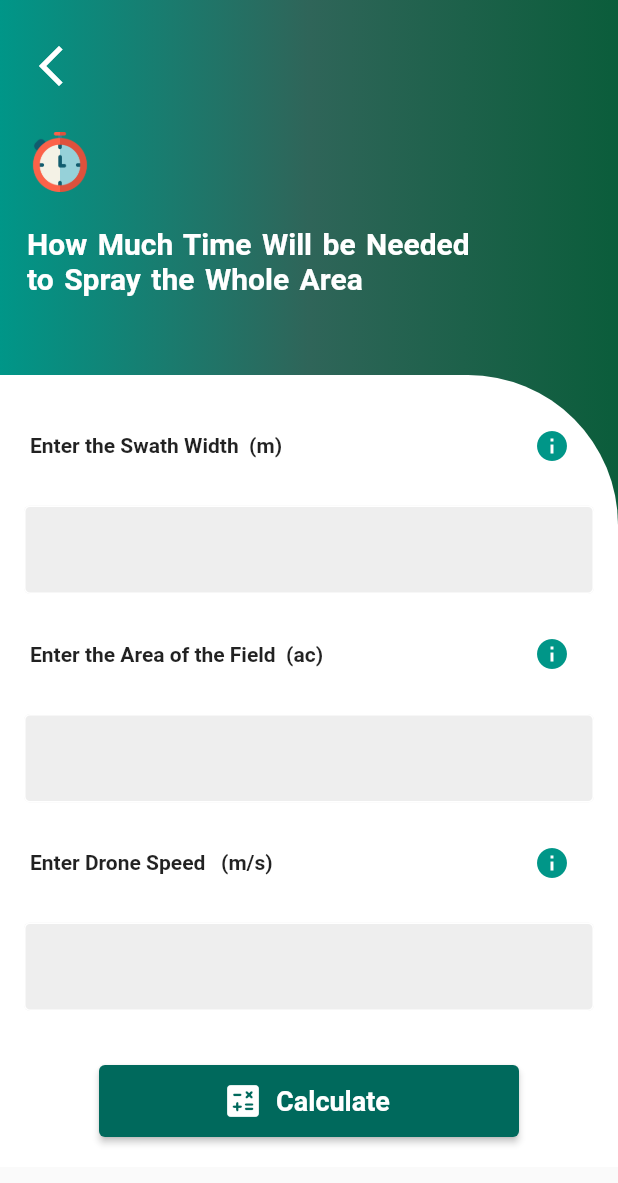
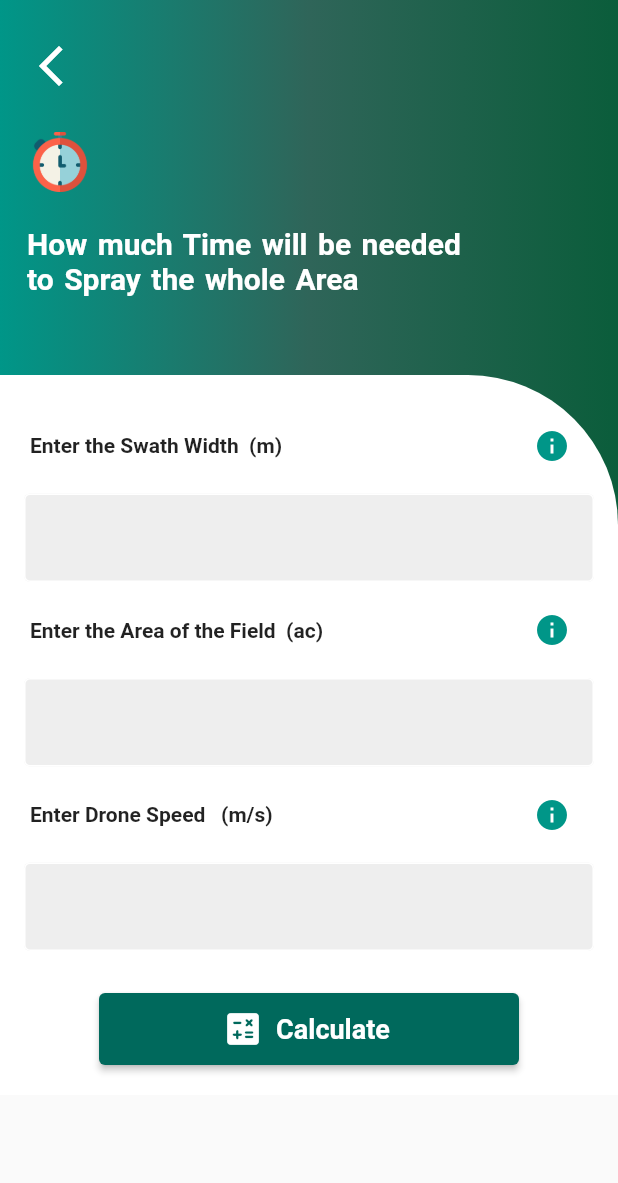
Before and after one commit to faizaashraf6093/drone-sprayer, a Flutter app: the TimeCalculation screen opened directly, on a phone screen of 412 x 824 dp. Shown: the top 1183 px of the screen. Run offline on Flutter 3.47's test engine with Material 2 defaults, Android fonts, the phone set to English and light mode, and no system bars; our stand-ins replace get.

Commit message:
ui changes

```diff
--- a/drone_sprayer/lib/screens/product.dart
+++ b/drone_sprayer/lib/screens/product.dart
@@ -27,7 +27,7 @@
             children: [
               const HeadContainer(
                 heading:
-                    'How much pesticide require per tank \nand for the whole area',
+                    'How much pesticide require per tank and for the whole area',
                 iconImage: 'asset/icons/insecticide.png',
               ),
               SingleChildScrollView(
--- a/drone_sprayer/lib/screens/spray.dart
+++ b/drone_sprayer/lib/screens/spray.dart
@@ -27,7 +27,7 @@
             children: [
               const HeadContainer(
                 heading:
-                    'How much Spray Mix will be required and \nHow many Sprayer Tanks will be used',
+                    'How much Spray Mix and Tanks will be required',
                 iconImage: 'asset/icons/spray_mix.png',
               ),
               SingleChildScrollView(
--- a/drone_sprayer/lib/screens/time.dart
+++ b/drone_sprayer/lib/screens/time.dart
@@ -26,7 +26,7 @@
             children: [
               const HeadContainer(
                 heading:
-                    'How Much Time Will be Needed \nto Spray the Whole Area',
+                    'How much Time will be needed \nto Spray the whole Area',
                 iconImage: 'asset/icons/time.png',
               ),
               SingleChildScrollView(
--- a/drone_sprayer/lib/widgets/head_container.dart
+++ b/drone_sprayer/lib/widgets/head_container.dart
@@ -13,7 +13,8 @@
 
   @override
   Widget build(BuildContext context) {
-    return Container(
+    return SafeArea(
+      child: Container(
         padding: const EdgeInsets.only(top: 20, left: 10),
         width: MediaQuery.of(context).size.width,
         height: 250,
@@ -36,7 +37,7 @@
             ),
             const SizedBox(height: 15),
             Padding(
-            padding: const EdgeInsets.all(8.0),
+              padding: const EdgeInsets.only(top: 8.0, left: 8.0, right: 12.0),
               child: Text(
                 heading,
                 style: const TextStyle(
@@ -49,6 +50,7 @@
             )
           ],
         ),
+      ),
     );
   }
 }
--- a/drone_sprayer/lib/widgets/input.dart
+++ b/drone_sprayer/lib/widgets/input.dart
@@ -8,7 +8,7 @@
   @override
   Widget build(BuildContext context) {
     return Padding(
-      padding: const EdgeInsets.all(16.0),
+      padding: const EdgeInsets.symmetric(horizontal: 16.0, vertical: 8.0),
       child: TextField(
         keyboardType: TextInputType.number,
         decoration: InputDecoration(
--- a/drone_sprayer/lib/widgets/select_container.dart
+++ b/drone_sprayer/lib/widgets/select_container.dart
@@ -21,7 +21,7 @@
       child: Container(
         alignment: Alignment.center,
         height: 50,
-        width: 90,
+        width: 60,
         padding: const EdgeInsets.all(12),
         decoration: BoxDecoration(
           color: index == _selectedValueIndex ? Colors.teal : Colors.grey.shade200,
```
Lines whose indentation alone changed are shown as unchanged.
